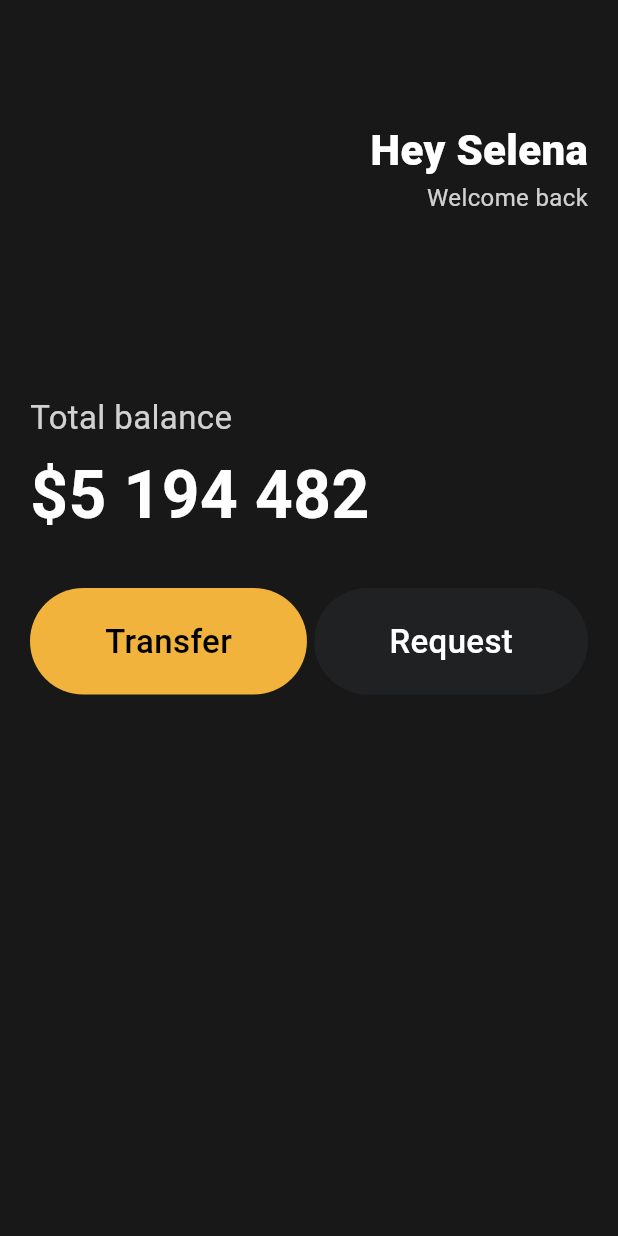
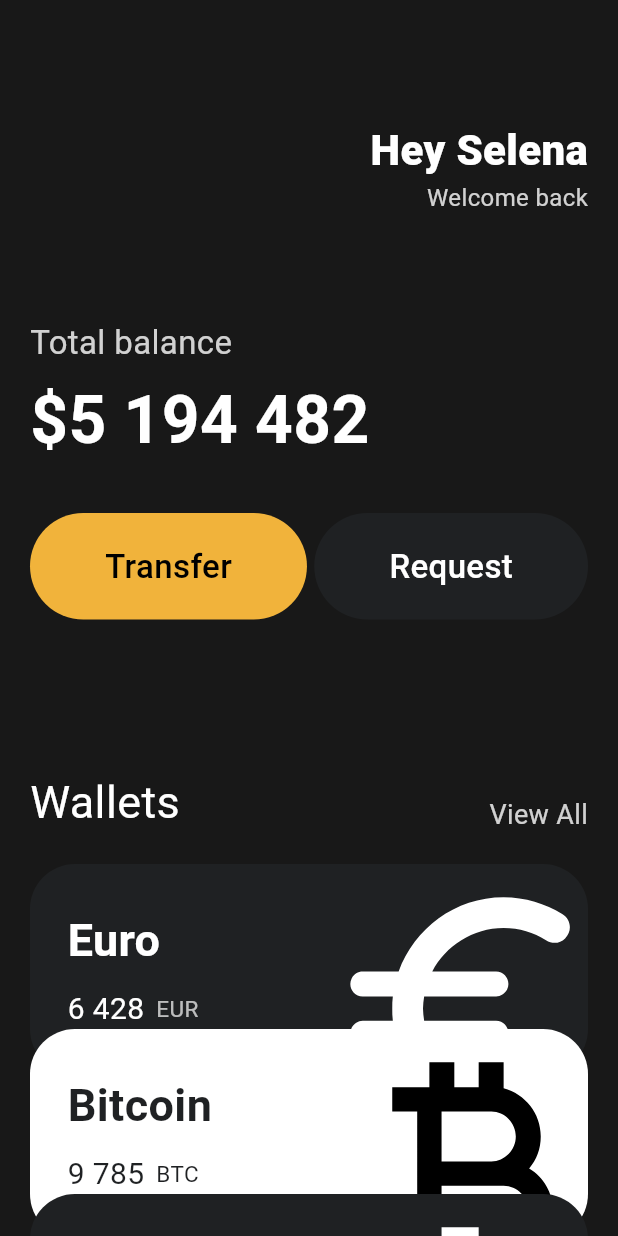
Before and after one commit to Hyunkdev/Flutter_firstapp, a Flutter app: the screen it shows after launch, on a phone screen of 412 x 824 dp. Run offline on Flutter 3.47's test engine with Material 3 defaults, Android fonts, the phone set to English and light mode, and no system bars.

Commit message:
feat : card 완성

```diff
--- a/lib/main.dart
+++ b/lib/main.dart
@@ -1,5 +1,6 @@
 import 'package:flutter/material.dart';
 import 'package:toonflix/widgets/button.dart';
+import 'package:toonflix/widgets/card.dart';
 
 void main() {
   runApp(const MyApp());
@@ -13,7 +14,8 @@ class MyApp extends StatelessWidget {
     return MaterialApp(
       home: Scaffold(
         backgroundColor: const Color(0xFF181818),
-        body: Padding(
+        body: SingleChildScrollView(
+          child: Padding(
             padding: const EdgeInsets.symmetric(
               horizontal: 20,
             ),
@@ -49,7 +51,7 @@ class MyApp extends StatelessWidget {
                   ],
                 ),
                 const SizedBox(
-                height: 120,
+                  height: 70,
                 ),
                 Text(
                   'Total balance',
@@ -87,7 +89,58 @@ class MyApp extends StatelessWidget {
                     ),
                   ],
                 ),
+                const SizedBox(
+                  height: 100,
+                ),
+                Row(
+                  crossAxisAlignment: CrossAxisAlignment.end,
+                  mainAxisAlignment: MainAxisAlignment.spaceBetween,
+                  children: [
+                    const Text(
+                      'Wallets',
+                      style: TextStyle(color: Colors.white, fontSize: 30),
+                    ),
+                    Text(
+                      'View All',
+                      style: TextStyle(
+                        color: Colors.white.withOpacity(0.8),
+                        fontSize: 18,
+                      ),
+                    ),
                   ],
+                ),
+                const SizedBox(
+                  height: 20,
+                ),
+                const card(
+                  name: 'Euro',
+                  code: 'EUR',
+                  amount: '6 428',
+                  icon: Icons.euro_rounded,
+                  isInverted: false,
+                  transX: 0,
+                  transY: 0,
+                ),
+                const card(
+                  name: 'Bitcoin',
+                  code: 'BTC',
+                  amount: '9 785',
+                  icon: Icons.currency_bitcoin,
+                  isInverted: true,
+                  transX: 0,
+                  transY: -30,
+                ),
+                const card(
+                  name: 'Dollar',
+                  code: 'USD',
+                  amount: '428',
+                  icon: Icons.attach_money_outlined,
+                  isInverted: false,
+                  transX: 0,
+                  transY: -60,
+                ),
+              ],
+            ),
           ),
         ),
       ),
--- /dev/null
+++ b/lib/widgets/card.dart
@@ -0,0 +1,94 @@
+import 'package:flutter/material.dart';
+
+class card extends StatelessWidget {
+  final String name, code, amount;
+  final IconData icon;
+  final bool isInverted;
+
+  final _blackColor = const Color(0xFF1F2123);
+
+  final double transX, transY;
+
+  const card({
+    super.key,
+    required this.name,
+    required this.code,
+    required this.amount,
+    required this.icon,
+    required this.isInverted,
+    required this.transX,
+    required this.transY,
+  });
+
+  @override
+  Widget build(BuildContext context) {
+    return Transform.translate(
+      offset: Offset(transX, transY),
+      child: Container(
+        clipBehavior: Clip.hardEdge,
+        decoration: BoxDecoration(
+          color: isInverted ? Colors.white : _blackColor,
+          borderRadius: BorderRadius.circular(30),
+        ),
+        child: Padding(
+          padding: const EdgeInsets.all(
+            25,
+          ),
+          child: Row(
+            mainAxisAlignment: MainAxisAlignment.spaceBetween,
+            children: [
+              Column(
+                crossAxisAlignment: CrossAxisAlignment.start,
+                children: [
+                  Text(
+                    name,
+                    style: TextStyle(
+                        color: isInverted ? _blackColor : Colors.white,
+                        fontSize: 30,
+                        fontWeight: FontWeight.bold),
+                  ),
+                  const SizedBox(
+                    height: 10,
+                  ),
+                  Row(
+                    children: [
+                      Text(
+                        amount,
+                        style: TextStyle(
+                          color: isInverted ? _blackColor : Colors.white,
+                          fontSize: 20,
+                        ),
+                      ),
+                      const SizedBox(
+                        width: 8,
+                      ),
+                      Text(
+                        code,
+                        style: TextStyle(
+                            color: isInverted
+                                ? _blackColor
+                                : Colors.white.withOpacity(0.7),
+                            fontSize: 15),
+                      ),
+                    ],
+                  ),
+                ],
+              ),
+              Transform.scale(
+                scale: 2.2,
+                child: Transform.translate(
+                  offset: const Offset(-5, 12),
+                  child: Icon(
+                    icon,
+                    color: isInverted ? Colors.black : Colors.white,
+                    size: 90,
+                  ),
+                ),
+              ),
+            ],
+          ),
+        ),
+      ),
+    );
+  }
+}
```
Lines whose indentation alone changed are shown as unchanged.
